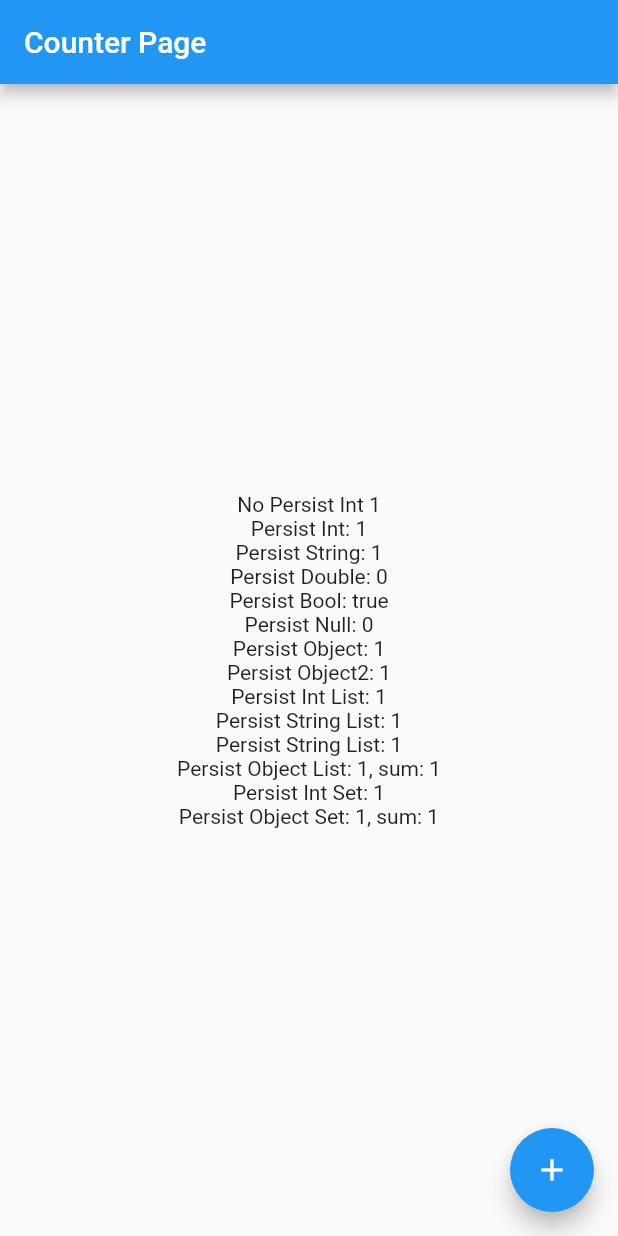
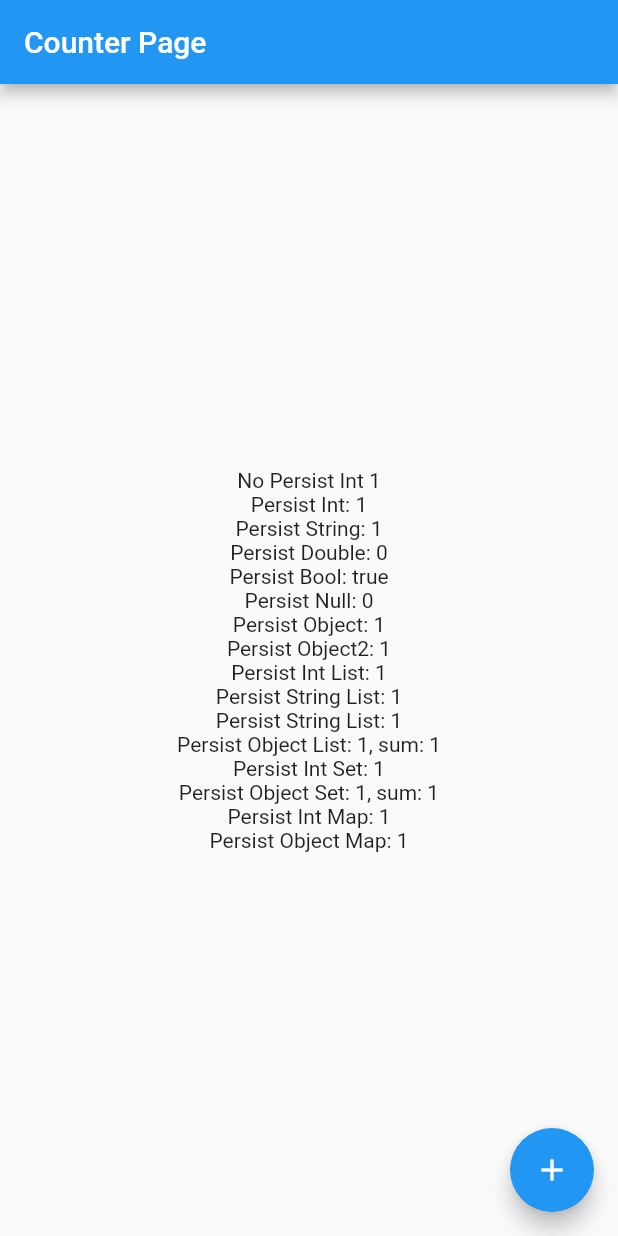
Before and after one commit to rua-flutter/get_rx_persist.dart, a Flutter app: the screen it shows after launch, after a tap on the "add" icon, on a phone screen of 412 x 824 dp. Run offline on Flutter 3.47's test engine with Material 2 defaults, Android fonts, the light colour scheme and no system bars; our stand-ins replace get, get_storage.

Commit message:
feat: support map

```diff
--- a/get_rx_persist/lib/src/get_rx_extension.dart
+++ b/get_rx_persist/lib/src/get_rx_extension.dart
@@ -43,7 +43,45 @@ extension GetRxPersistExtension<T> on Rx<T> {
   }
 }
 
-extension GetRxPersistMapExtension<K, V> on RxMap<K, V> {}
+extension GetRxPersistMapExtension<K, V> on RxMap<K, V> {
+  RxMap<K, V> persist(
+    String key, {
+    StorageProvider? provider,
+    Deserializer<K>? keyDeserializer,
+    Serializer<K>? keySerializer,
+    Deserializer<V>? valueDeserializer,
+    Serializer<V>? valueSerializer,
+  }) {
+    // choose provider
+    final usingProvider = provider ?? GetRxPersist.defaultProvider;
+
+    // get persisted value
+    final persistValue = usingProvider.get<String>(key);
+
+    if (persistValue != null) {
+      final jsonMap = jsonDecode(persistValue);
+
+      value = (jsonMap as Map<String, dynamic>).map((key, value) {
+        final outKey = keyDeserializer != null ? keyDeserializer(jsonDecode(key)) : jsonDecode(key) as K;
+        final outValue = valueDeserializer != null ? valueDeserializer(jsonDecode(key)) : value as V;
+        return MapEntry(outKey, outValue);
+      });
+    }
+
+    // persist data when value changed
+    listen((map) {
+      final stringMap = map.map((key, value) {
+        final stringKey = keySerializer != null ? jsonEncode(keySerializer(key)) : jsonEncode(key);
+        final stringValue = valueSerializer != null ? jsonEncode(valueSerializer(value)) : value;
+        return MapEntry(stringKey, stringValue);
+      });
+
+      usingProvider.set<String>(key, jsonEncode(stringMap));
+    });
+
+    return this;
+  }
+}
 
 extension GetRxPersistListExtension<E> on RxList<E> {
   RxList<E> persist(
@@ -86,11 +124,11 @@ extension GetRxPersistListExtension<E> on RxList<E> {
 
 extension GetRxPersistSetExtension<E> on RxSet<E> {
   RxSet<E> persist(
-      String key, {
-        StorageProvider? provider,
-        Deserializer<E>? deserializer,
-        Serializer<E>? serializer,
-      }) {
+    String key, {
+    StorageProvider? provider,
+    Deserializer<E>? deserializer,
+    Serializer<E>? serializer,
+  }) {
     // choose provider
     final usingProvider = provider ?? GetRxPersist.defaultProvider;
 
--- a/get_rx_persist_demo/lib/page/counter_page.dart
+++ b/get_rx_persist_demo/lib/page/counter_page.dart
@@ -37,7 +37,8 @@ class CounterPage extends StatelessWidget {
               Text('Persist Object List: ${counterStore.persistedObjectList.length}, sum: ${counterStore.persistedObjectList.fold(0, (prev, curr) => prev + curr.counter!)}'),
               Text('Persist Int Set: ${counterStore.persistedIntSet.length}'),
               Text('Persist Object Set: ${counterStore.persistedObjectSet.length}, sum: ${counterStore.persistedObjectSet.fold(0, (prev, curr) => prev + curr.counter!)}'),
-
+              Text('Persist Int Map: ${counterStore.persistedIntMap.length}'),
+              Text('Persist Object Map: ${counterStore.persistedObjectMap.length}'),
             ],
           ),
         ),
--- a/get_rx_persist_demo/lib/store/counter_store.dart
+++ b/get_rx_persist_demo/lib/store/counter_store.dart
@@ -8,7 +8,7 @@ class PersistedObject {
 }
 
 class PersistedObject2 {
-  int? counter;
+  int counter = 0;
 
   PersistedObject2({this.counter = 0});
 
@@ -55,6 +55,14 @@ class CounterStore {
         deserializer: PersistedObject2.fromJson,
       );
 
+  final persistedIntMap = <int, String>{}.obs.persist('counter.persistedIntMap');
+  final persistedObjectMap = <PersistedObject, PersistedObject2>{}.obs.persist(
+        'counter.persistedObjectMap',
+        keyDeserializer: (json) => PersistedObject(counter: json['counter']),
+        keySerializer: (instance) => {'counter': instance.counter},
+        valueDeserializer: PersistedObject2.fromJson,
+      );
+
   void increment() {
     notPersisted.value++;
     persistedInt.value++;
@@ -62,15 +70,11 @@ class CounterStore {
     persistedBool.toggle();
     persistedNullable.value = persistedBool.isTrue ? 0 : null;
 
-    if (persistedObject.value.counter != null) {
-      persistedObject.value.counter = persistedObject.value.counter! + 1;
-      persistedObject.refresh();
-    }
+    persistedObject.value.counter = persistedObject.value.counter + 1;
+    persistedObject.refresh();
 
-    if (persistedObject2.value.counter != null) {
-      persistedObject2.value.counter = persistedObject2.value.counter! + 1;
-      persistedObject2.refresh();
-    }
+    persistedObject2.value.counter = persistedObject2.value.counter + 1;
+    persistedObject2.refresh();
 
     persistedIntList.add(persistedInt.value);
     persistedStringList.add('${persistedInt.value}');
@@ -78,6 +82,8 @@ class CounterStore {
 
     persistedIntSet.add(persistedInt.value);
     persistedObjectSet.add(PersistedObject2(counter: persistedInt.value));
+    persistedIntMap[persistedInt.value] = persistedInt.value.toString();
+    persistedObjectMap[PersistedObject(counter: persistedInt.value)] = PersistedObject2(counter: persistedInt.value);
   }
 
   void reset() {
@@ -93,5 +99,7 @@ class CounterStore {
     persistedObjectList.clear();
     persistedIntSet.clear();
     persistedObjectSet.clear();
+    persistedIntMap.clear();
+    persistedObjectMap.clear();
   }
 }
```
Also changed, not shown: 1 other file.
